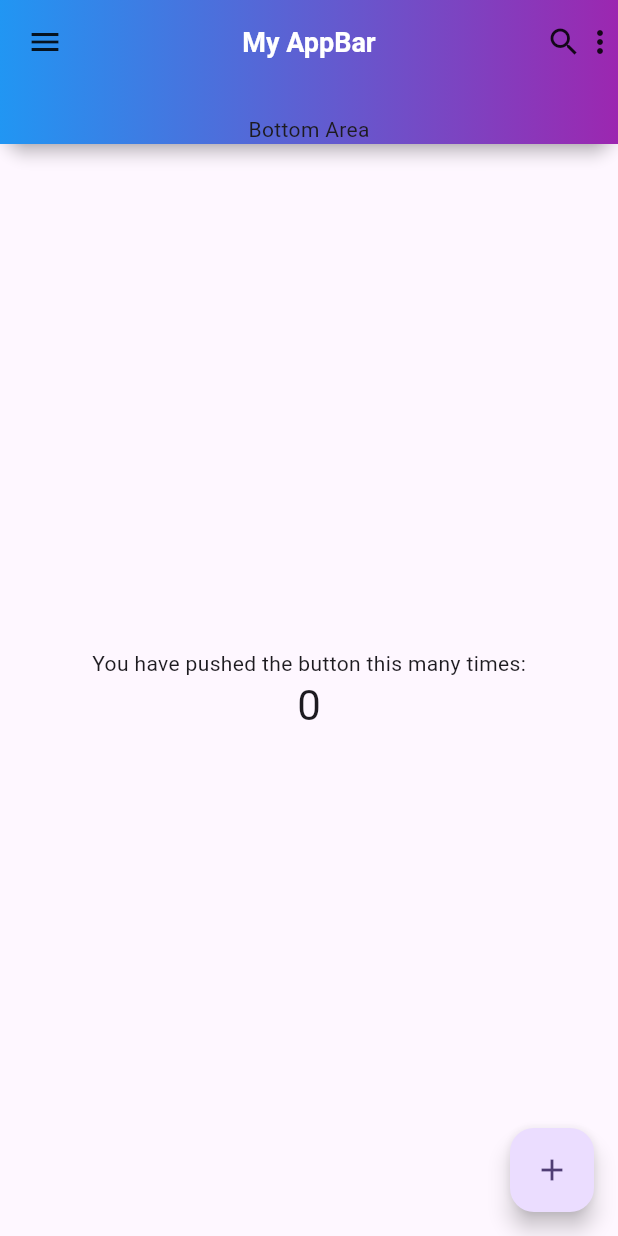
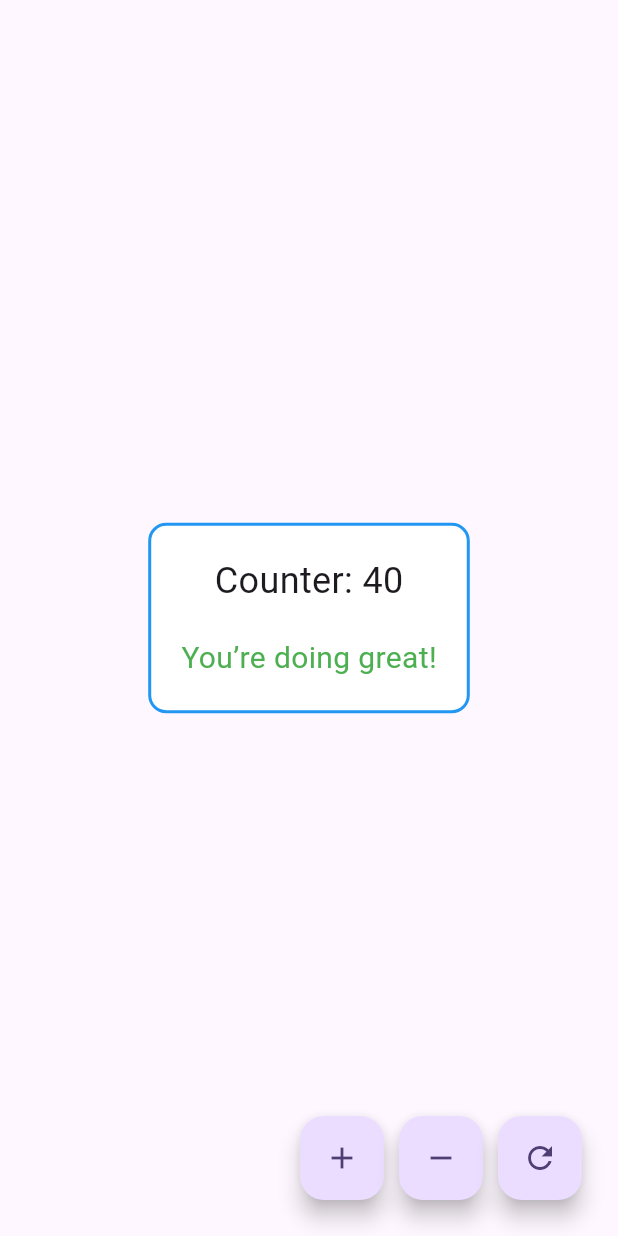
Before and after one commit to IMANARIYO/flutter-mastery-roadmap, a Flutter app: the screen it shows after launch, on a phone screen of 412 x 824 dp. Run offline on Flutter 3.47's test engine with Material 3 defaults, Android fonts, the phone set to English and light mode, and no system bars.

Commit message:
Add TodoCounterApp example with initial value 40
- Imported 'package:flutter/material.dart' and TodoCounterApp screen
- Set up MyApp as main entry point
- MaterialApp uses ThemeData with Material3 and deep purple seed color
- Home screen set to TodoCounterApp with initial counter value 40

```diff
--- a/lib/main.dart
+++ b/lib/main.dart
@@ -1,5 +1,6 @@
 import 'package:flutter/material.dart';
-import 'package:flutter/services.dart';
+
+import 'package:flutter_mastery_roadmap/screens/todo_counter_app.dart';
 
 void main() {
   runApp(const MyApp());
@@ -16,102 +17,7 @@ class MyApp extends StatelessWidget {
         colorScheme: ColorScheme.fromSeed(seedColor: Colors.deepPurple),
         useMaterial3: true,
       ),
-      home: const MyHomePage(title: 'Flutter Demo Home Page'),
+      home: const TodoCounterApp(40),
     );
   }
 }
-
-class MyHomePage extends StatefulWidget {
-  const MyHomePage({super.key, required this.title});
-
-  final String title;
-
-  @override
-  State<MyHomePage> createState() => _MyHomePageState();
-}
-
-class _MyHomePageState extends State<MyHomePage> {
-  int _counter = 0;
-
-  void _incrementCounter() {
-    setState(() {
-      _counter++;
-    });
-  }
-
-  @override
-  Widget build(BuildContext context) {
-    return Scaffold(
-      appBar: AppBar(
-        key: GlobalKey(),
-        leading: Icon(Icons.menu),
-        automaticallyImplyLeading: true,
-        title: Text("My AppBar"),
-        actions: [
-          Icon(Icons.search),
-          Icon(Icons.more_vert),
-        ],
-        flexibleSpace: Container(
-          decoration: BoxDecoration(
-            gradient: LinearGradient(
-              colors: [
-                Colors.blue,
-                Colors.purple,
-              ],
-            ),
-          ),
-        ),
-        bottom: PreferredSize(
-          preferredSize: Size.fromHeight(40),
-          child: Text("Bottom Area"),
-        ),
-        elevation: 4,
-        scrolledUnderElevation: 6,
-        notificationPredicate: (notification) => true,
-        shadowColor: Colors.black,
-        surfaceTintColor: Colors.white,
-        shape: RoundedRectangleBorder(
-          borderRadius: BorderRadius.vertical(
-            bottom: Radius.circular(20),
-          ),
-        ),
-        backgroundColor: Colors.blue,
-        foregroundColor: Colors.white,
-        iconTheme: IconThemeData(size: 24),
-        actionsIconTheme: IconThemeData(size: 24),
-        primary: true,
-        centerTitle: true,
-        excludeHeaderSemantics: false,
-        titleSpacing: 20,
-        toolbarOpacity: 1.0,
-        bottomOpacity: 1.0,
-        toolbarHeight: 56,
-        leadingWidth: 60,
-        toolbarTextStyle: TextStyle(fontSize: 16),
-        titleTextStyle: TextStyle(fontSize: 18, fontWeight: FontWeight.bold),
-        systemOverlayStyle: SystemUiOverlayStyle.light,
-        forceMaterialTransparency: false,
-        clipBehavior: Clip.hardEdge,
-      ),
-      body: Center(
-        child: Column(
-          mainAxisAlignment: MainAxisAlignment.center,
-          children: <Widget>[
-            const Text(
-              'You have pushed the button this many times:',
-            ),
-            Text(
-              '$_counter',
-              style: Theme.of(context).textTheme.headlineMedium,
-            ),
-          ],
-        ),
-      ),
-      floatingActionButton: FloatingActionButton(
-        onPressed: _incrementCounter,
-        tooltip: 'Increment',
-        child: const Icon(Icons.add),
-      ),
-    );
-  }
-}
--- /dev/null
+++ b/lib/screens/todo_counter_app.dart
@@ -0,0 +1,82 @@
+import 'package:flutter/material.dart';
+
+class TodoCounterApp extends StatefulWidget {
+  final int initialValue;
+  const TodoCounterApp(this.initialValue, {super.key});
+
+  @override
+  State<TodoCounterApp> createState() => _TodoCounterAppState();
+}
+
+class _TodoCounterAppState extends State<TodoCounterApp> {
+  late int counter;
+
+  @override
+  void initState() {
+    super.initState();
+    counter = widget.initialValue;
+  }
+
+  void incrementCounter() => setState(() => counter++);
+  void decrementCounter() {
+    if (counter > 0) setState(() => counter--);
+  }
+
+  void resetCounter() => setState(() => counter = widget.initialValue);
+
+  String getTextBasedOnCounter() {
+    if (counter == 0) return 'Nothing left!';
+    if (counter >= 5) return 'You’re doing great!';
+    return 'Keep going…';
+  }
+
+  Color getColorBasedOnCounter() {
+    if (counter == 0) return Colors.red;
+    if (counter >= 5) return Colors.green;
+    return Colors.orange;
+  }
+
+  @override
+  Widget build(BuildContext context) {
+    return Scaffold(
+      body: Center(
+        child: Container(
+          margin: const EdgeInsets.all(20),
+          padding: const EdgeInsets.all(20),
+          decoration: BoxDecoration(
+            color: Colors.white,
+            border: Border.all(color: Colors.blue, width: 2),
+            borderRadius: BorderRadius.circular(12),
+          ),
+          child: Column(
+            mainAxisSize: MainAxisSize.min,
+            children: [
+              Text('Counter: $counter', style: const TextStyle(fontSize: 24)),
+              const SizedBox(height: 20),
+              Text(
+                getTextBasedOnCounter(),
+                style: TextStyle(color: getColorBasedOnCounter(), fontSize: 20),
+              ),
+            ],
+          ),
+        ),
+      ),
+      floatingActionButton: Padding(
+        padding: const EdgeInsets.all(8.0),
+        child: Row(
+          mainAxisAlignment: MainAxisAlignment.end,
+          children: [
+            FloatingActionButton(
+                onPressed: incrementCounter, child: const Icon(Icons.add)),
+            const SizedBox(width: 10),
+            FloatingActionButton(
+                onPressed: decrementCounter, child: const Icon(Icons.remove)),
+            const SizedBox(width: 10),
+            FloatingActionButton(
+                onPressed: resetCounter, child: const Icon(Icons.refresh)),
+          ],
+        ),
+      ),
+    );
+  }
+}
```
Also changed, not shown: 1 other file.
